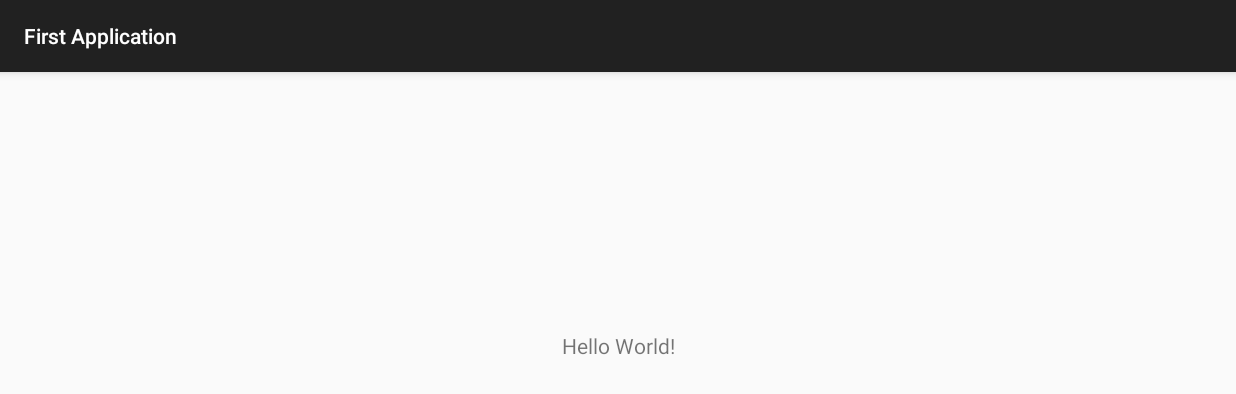
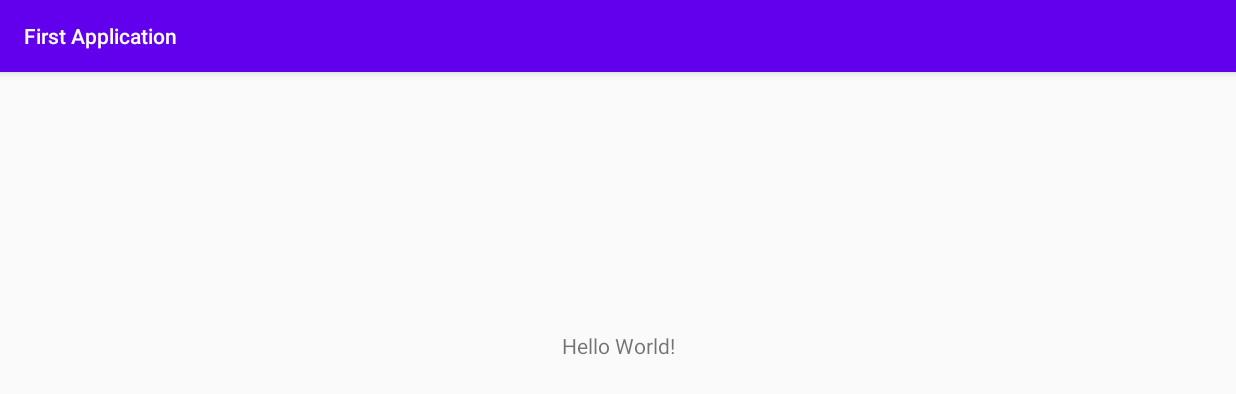
Before and after one commit to Medwedkas/MyFirstProjects, an Android app: the screen it shows after launch (MainActivity), on a phone screen of 824 x 412 dp (held sideways). Shown: the top 394 px of the screen. Run offline under Robolectric (Android 15) with nearby library versions, the phone set to English and light mode, and no system bars.

Commit message:
Create README.md

```diff
--- a/app1/src/main/AndroidManifest.xml
+++ b/app1/src/main/AndroidManifest.xml
@@ -8,7 +8,7 @@
         android:label="First Application"
         android:roundIcon="@drawable/eng"
         android:supportsRtl="true"
-        android:theme="@style/Theme.AppCompat.Light.DarkActionBar">
+        android:theme="@style/Theme.AppTheme">
         <activity
             android:name=".MainActivity"
             android:screenOrientation="sensorLandscape"
--- a/app1/src/main/res/values/colors.xml
+++ b/app1/src/main/res/values/colors.xml
@@ -7,4 +7,6 @@
     <color name="teal_700">#FF018786</color>
     <color name="black">#FF000000</color>
     <color name="white">#FFFFFFFF</color>
+    <color name="red">#D21404</color>
+    <color name="blue">#2832C2</color>
 </resources>
--- a/app1/src/main/res/values/themes.xml
+++ b/app1/src/main/res/values/themes.xml
@@ -13,4 +13,8 @@
         <item name="android:statusBarColor" tools:targetApi="l">?attr/colorPrimaryVariant</item>
         <!-- Customize your theme here. -->
     </style>
+    <style name="Theme.AppTheme" parent="Theme.AppCompat.Light.DarkActionBar">
+        <item name="colorPrimary">@color/purple_500</item>
+        <item name="colorPrimaryDark">@color/purple_700</item>
+    </style>
 </resources>
```
Also changed, not shown: 1 other file.
